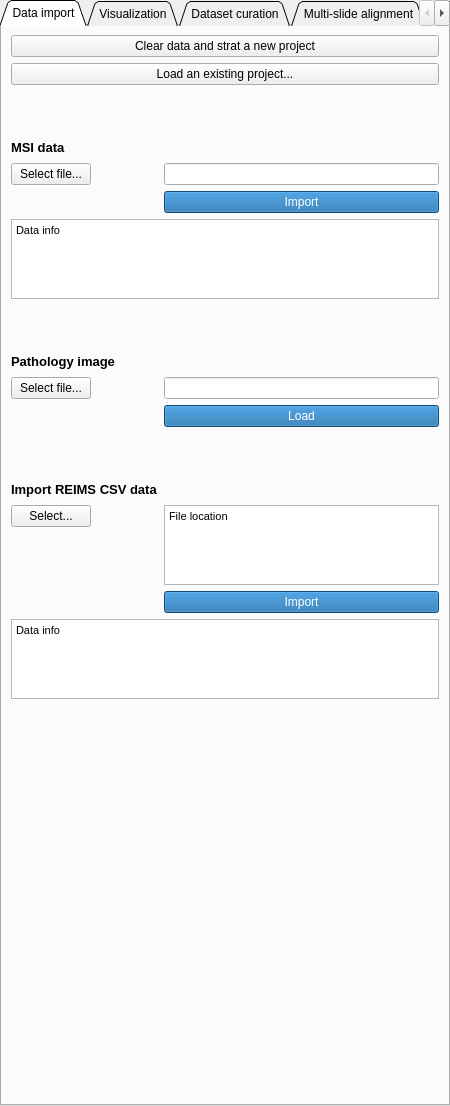
The window that MassVision/Resources/UI/MassVision.ui (jamzad/SlicerMassVision) describes before a commit, drawn with Qt 5.
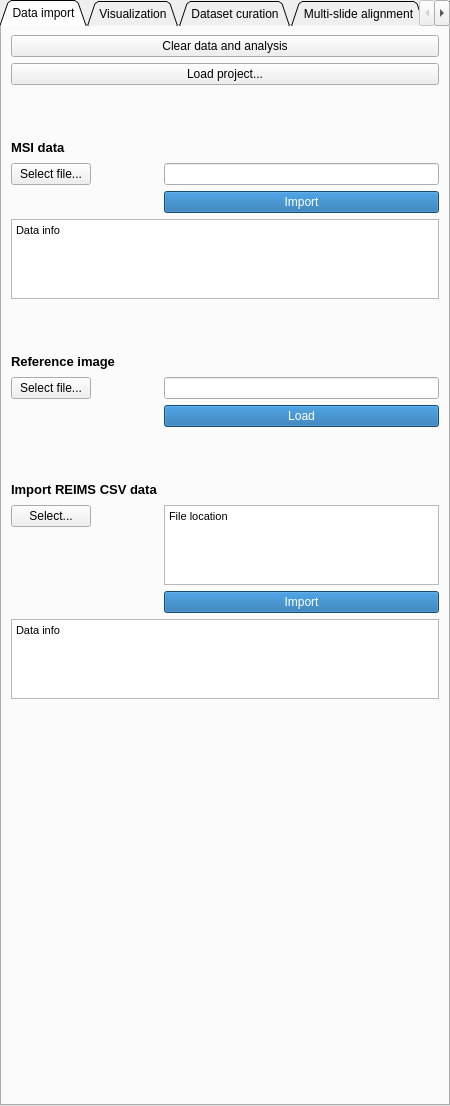
The same window after the commit. The open tabs and pages were chosen to show the change.

Diff of the .ui file:
```diff
--- a/MassVision/Resources/UI/MassVision.ui
+++ b/MassVision/Resources/UI/MassVision.ui
@@ -45,14 +45,14 @@
     <item row="0" column="0" colspan="2">
      <widget class="QPushButton" name="clearReloadPush">
       <property name="text">
-       <string>Clear data and strat a new project</string>
+       <string>Clear data and analysis</string>
       </property>
      </widget>
     </item>
     <item row="1" column="0" colspan="2">
      <widget class="QPushButton" name="loadScenePush">
       <property name="text">
-       <string>Load an existing project...</string>
+       <string>Load project...</string>
       </property>
      </widget>
     </item>
@@ -166,7 +166,7 @@
        <string notr="true"/>
       </property>
       <property name="text">
-       <string>Pathology image   </string>
+       <string>Reference image   </string>
       </property>
      </widget>
     </item>
```
Left out of the diff: 2 changed lines with no effect on the pictures.
